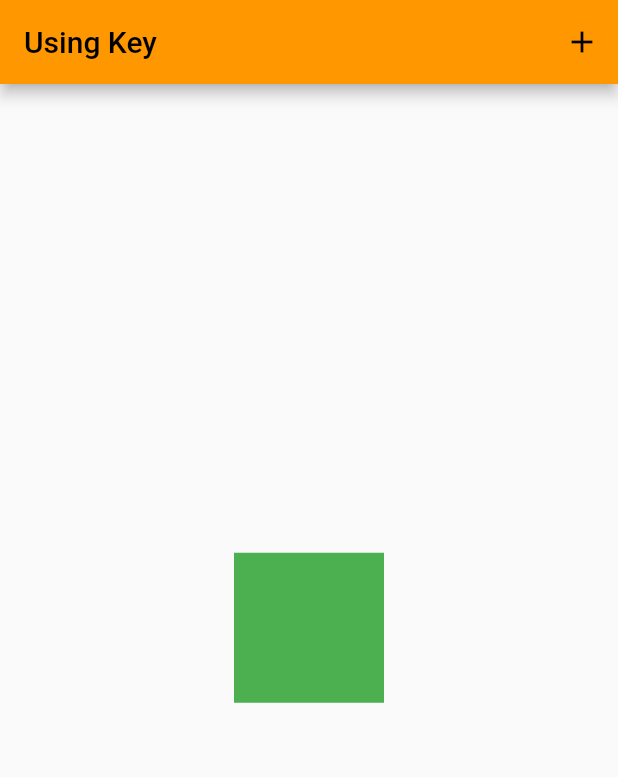
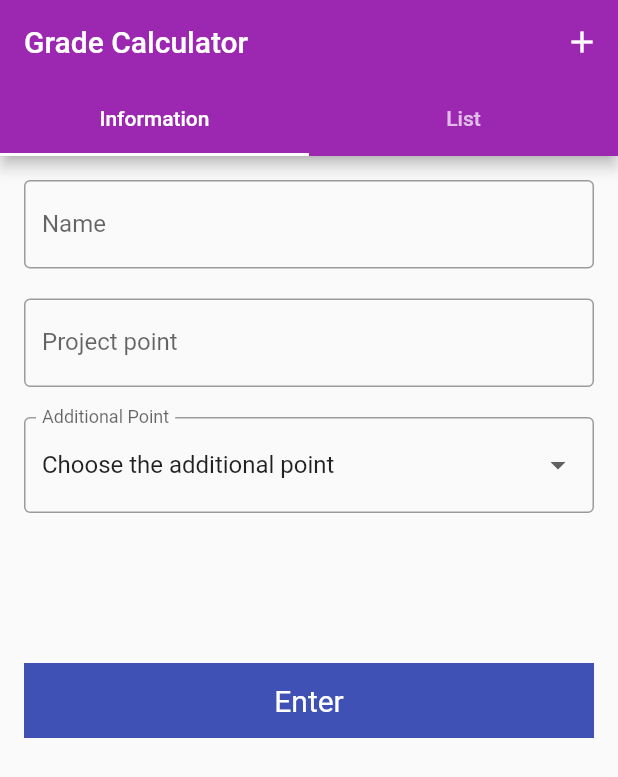
Before and after one commit to gaeun23/flutter-practice, a Flutter app: the screen it shows after launch, on a phone screen of 412 x 824 dp. Shown: the top 777 px of the screen. Run offline on Flutter 3.47's test engine with Material 2 defaults, Android fonts, the phone set to English and light mode, and no system bars.

```diff
--- a/lib/main.dart
+++ b/lib/main.dart
@@ -1,6 +1,4 @@
 import 'package:flutter/material.dart';
-
-enum Role { leader, member }
 
 void main() {
   runApp(const MyApp());
@@ -14,7 +12,7 @@ class MyApp extends StatelessWidget {
     return MaterialApp(
       title: 'Flutter App',
       theme: ThemeData(
-        primarySwatch: Colors.orange,
+        primarySwatch: Colors.purple,
       ),
       home: const MyHomePage(),
     );
@@ -29,57 +27,161 @@ class MyHomePage extends StatefulWidget {
 }
 
 class _MyHomePageState extends State<MyHomePage> {
-  String text = '';
-  double squareside = 100;
+  StudentInfo studentInfo = StudentInfo('', 0, 0);
+  final _formKey = GlobalKey<FormState>();
+  late List<Widget> studentList = [];
 
   @override
   Widget build(BuildContext context) {
-    return Scaffold(
+    return DefaultTabController(
+      length: 2,
+      child: Scaffold(
         appBar: AppBar(
-        title: const Text('Using Key'),
+          title: const Text('Grade Calculator'),
           actions: [IconButton(onPressed: () {}, icon: const Icon(Icons.add))],
+          bottom: const TabBar(
+            tabs: [Tab(text: 'Information'), Tab(text: 'List')],
           ),
-      body: Center(
-        child: Column(
-          mainAxisAlignment: MainAxisAlignment.center,
+        ),
+        body: TabBarView(
           children: [
-
-            // 이 외에도 다양한 애니메이션 구현은 https://docs.flutter.dev/development/ui/widgets/animation 참고
-
-            GestureDetector(
-              child: AnimatedContainer(
-                width: squareside,
-                height: squareside,
-                color: Colors.green,
-                duration: const Duration(seconds: 1),
-              ),
-              onTap: () {
+            Tab(
+              child: Form(
+                key: _formKey,
+                child: Padding(
+                  padding: const EdgeInsets.all(16.0),
+                  child: ListView(
+                    children: [
+                      TextFormField(
+                        decoration: const InputDecoration(
+                            border: OutlineInputBorder(), labelText: 'Name'),
+                        validator: (value) {
+                          if (value == null || value.isEmpty) {
+                            return 'Please enter student name';
+                          } else if (int.tryParse(value) != null) {
+                            return 'Please enter some string, not a number.';
+                          }
+                          return null;
+                        },
+                        onSaved: (value) {
                           setState(() {
-                  if (text.isEmpty) {
-                    text = 'Hello World';
-                  } else {
-                    text = '';
-                  }
-                });
-              },
-              onLongPress: () {
-                setState(() {
-                  if (squareside > 75) {
-                    squareside = 50;
-                    text = 'This is small box';
-                  } else {
-                    squareside = 100;
-                    text = 'This is large box';
-                  }
+                            studentInfo.name = value!;
                           });
                         },
                       ),
                       const SizedBox(
                         height: 20,
                       ),
-            Text(
-              text,
-              style: const TextStyle(fontSize: 20),
+                      TextFormField(
+                        decoration: const InputDecoration(
+                            border: OutlineInputBorder(),
+                            labelText: 'Project point'),
+                        validator: (value) {
+                          if (value == null || value.isEmpty) {
+                            return 'Please enter project point.';
+                          } else if (int.tryParse(value) == null) {
+                            return 'Please enter some integer.';
+                          }
+                          return null;
+                        },
+                        onSaved: (value) {
+                          studentInfo.point = int.parse(value!);
+                        },
+                      ),
+                      const SizedBox(
+                        height: 20,
+                      ),
+                      DropdownButtonFormField(
+                        decoration: const InputDecoration(
+                          border: OutlineInputBorder(),
+                          labelText: 'Additional Point',
+                        ),
+                        items: List.generate(11, (index) {
+                          if (index == 0) {
+                            return DropdownMenuItem(
+                                value: index,
+                                child:
+                                    const Text('Choose the additional point'));
+                          }
+                          return DropdownMenuItem(
+                              value: index, child: Text('${index - 1} point'));
+                        }),
+                        value: 0,
+                        onChanged: (value) {
+                          studentInfo.additionalPoint = value! - 1;
+                        },
+                        validator: (value) {
+                          if (value == 0) {
+                            return 'Please select the point';
+                          }
+                          return null;
+                        },
+                      ),
+                      const SizedBox(
+                        height: 100,
+                      ),
+                      GestureDetector(
+                        child: Container(
+                          height: 50,
+                          color: Colors.indigo,
+                          child: const Center(
+                            child: Text(
+                              'Enter',
+                              style: TextStyle(
+                                  fontSize: 20.0, color: Colors.white),
+                            ),
+                          ),
+                        ),
+                        onTap: () {
+                          setState(() {
+                            if (_formKey.currentState!.validate()) {
+                              ScaffoldMessenger.of(context)
+                                  .showSnackBar(const SnackBar(
+                                content: Text('Information update complete'),
+                              ));
+                              _formKey.currentState!.save();
+                              studentList.add(ListTile(
+                                title: Text(studentInfo.toString()),
+                                leading: const Icon(Icons.home),
+                              ));
+                              print(studentInfo);
+                              print(studentList);
+                            }
+                          });
+                        },
+                      )
+                    ],
+                  ),
+                ),
+              ),
+            ),
+            Tab(
+              child: ReorderableListView.builder(
+                itemBuilder: (context, i) {
+                  return Dismissible(
+                    key: ValueKey(studentList[i]),
+                    background: Container(
+                      color: Colors.purple,
+                    ),
+                    onDismissed: (direction) {
+                      setState(() {
+                        studentList.removeAt(i);
+                      });
+                    },
+                    child: studentList[i],
+                  );
+                },
+                itemCount: studentList.length,
+                onReorder: (int oldIndex, int newIndex) {
+                  if (studentList.length > 2) {
+                    if (oldIndex < newIndex) {
+                      newIndex -= 1;
+                    }
+                    studentList.insert(
+                        newIndex, studentList.removeAt(oldIndex));
+                  }
+                },
+              ),
             )
           ],
         ),
@@ -87,3 +189,16 @@ class _MyHomePageState extends State<MyHomePage> {
     );
   }
 }
+
+class StudentInfo {
+  String name;
+  int point;
+  int additionalPoint;
+
+  StudentInfo(this.name, this.point, this.additionalPoint);
+
+  @override
+  String toString() {
+    return '$name: ${point + additionalPoint}';
+  }
+}
```
Lines whose indentation alone changed are shown as unchanged.
